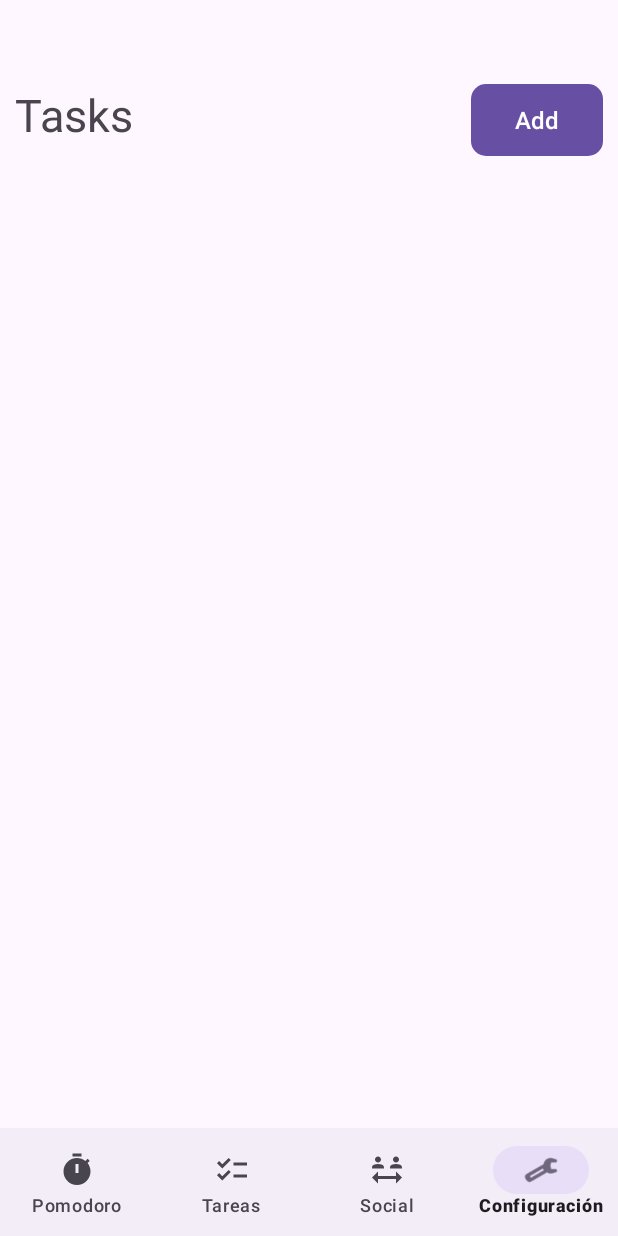
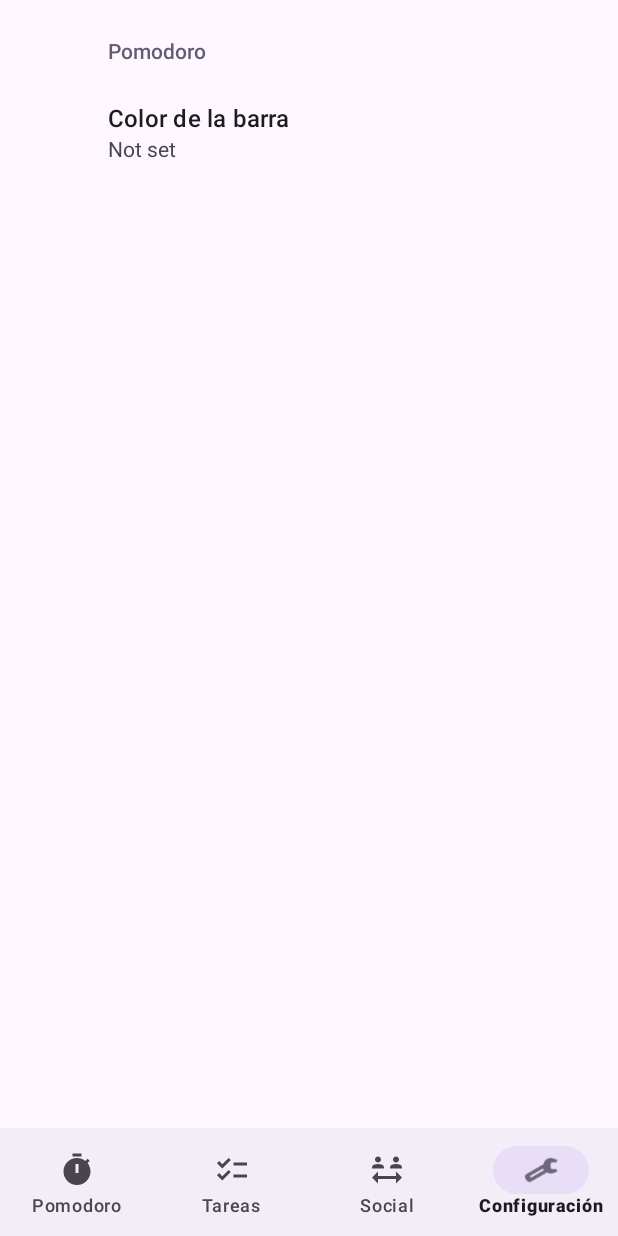
Before and after one commit to pelazas/ProductivityApp, an Android app: the fragment ToDoFragment placed in its activity, item 4 of the bottom bar chosen, on a phone screen of 412 x 824 dp. Run offline under Robolectric (Android 15) with nearby library versions, the phone set to English and light mode, and no system bars; our stand-ins replace Room's generated code, androidx.preference.

Commit message:
added possibility to change colors

```diff
--- a/app/src/main/java/com/example/productivityapp/AddTodoActivity.java
+++ b/app/src/main/java/com/example/productivityapp/AddTodoActivity.java
@@ -96,7 +96,6 @@ public class AddTodoActivity extends AppCompatActivity {
                 todo.setPriority(priorityMap.get(spPrioridad.getSelectedItem().toString()));
 
                 this.appDatabase.getTaskDAO().update(todo);
-                Log.i("WTF", "actualizado");
 
                 Snackbar.make(findViewById(R.id.layoutAddTodo), R.string.editar_tarea,
                         Snackbar.LENGTH_LONG).show();
--- a/app/src/main/java/com/example/productivityapp/MainActivity.java
+++ b/app/src/main/java/com/example/productivityapp/MainActivity.java
@@ -1,4 +1,5 @@
 package com.example.productivityapp;
+import android.content.SharedPreferences;
 import android.os.Bundle;
 import androidx.appcompat.app.AppCompatActivity;
 import androidx.fragment.app.Fragment;
@@ -40,7 +41,7 @@ public class MainActivity extends AppCompatActivity {
             // fragmentManager.replaceFragment(new SocialFragment(), false);
             return true;
         } else if (itemId == R.id.nav_configuration) {
-            // fragmentManager.replaceFragment(new ConfigurationFragment(), false);
+            fragmentManager.replaceFragment(new SettingsFragment(), false);
             return true;
         } else {
             throw new IllegalStateException("Unexpected value: " + item.getItemId());
--- /dev/null
+++ b/app/src/main/java/com/example/productivityapp/SettingsFragment.java
@@ -0,0 +1,13 @@
+package com.example.productivityapp;
+
+import android.os.Bundle;
+
+import androidx.preference.PreferenceFragmentCompat;
+
+public class SettingsFragment extends PreferenceFragmentCompat {
+
+    @Override
+    public void onCreatePreferences(Bundle savedInstanceState, String rootKey) {
+        setPreferencesFromResource(R.xml.root_preferences, rootKey);
+    }
+}
--- a/app/src/main/java/com/example/productivityapp/TimerFragment.java
+++ b/app/src/main/java/com/example/productivityapp/TimerFragment.java
@@ -1,7 +1,13 @@
 package com.example.productivityapp;
 
+import android.content.SharedPreferences;
+import android.graphics.Color;
+import android.graphics.drawable.Drawable;
+import android.graphics.drawable.GradientDrawable;
+import android.graphics.drawable.RotateDrawable;
 import android.os.Bundle;
 import android.os.CountDownTimer;
+import android.util.Log;
 import android.view.LayoutInflater;
 import android.view.View;
 import android.view.ViewGroup;
@@ -15,6 +21,7 @@ import android.widget.TextView;
 import androidx.annotation.NonNull;
 import androidx.annotation.Nullable;
 import androidx.fragment.app.Fragment;
+import androidx.preference.PreferenceManager;
 
 import com.example.productivityapp.model.AppDatabase;
 import com.example.productivityapp.model.Todo;
@@ -23,7 +30,7 @@ import com.example.productivityapp.utils.Formatter;
 import java.util.ArrayList;
 import java.util.List;
 
-public class TimerFragment extends Fragment {
+public class TimerFragment extends Fragment  implements SharedPreferences.OnSharedPreferenceChangeListener {
     private static final int STUDY_TIME = 25;
     private static final int BREAK_TIME = 5;
 
@@ -33,6 +40,7 @@ public class TimerFragment extends Fragment {
     private Switch modoSwitch;
     private ProgressBar circularProgressBar;
     private TextView modoText;
+    private SharedPreferences sharedPreferences;
 
     private boolean isTimerRunning = false;
     private int timerDuration;
@@ -47,7 +55,6 @@ public class TimerFragment extends Fragment {
     @Override
     public View onCreateView(LayoutInflater inflater, ViewGroup container,
                              Bundle savedInstanceState) {
-        // Inflate the layout for this fragment
         return inflater.inflate(R.layout.fragment_timer, container, false);
     }
 
@@ -61,6 +68,11 @@ public class TimerFragment extends Fragment {
         modoSwitch = view.findViewById(R.id.modo_switch);
         circularProgressBar = view.findViewById(R.id.circularProgressBar);
         modoText = view.findViewById(R.id.modo_text);
+
+        setupSharedPreferences();
+
+        String color = sharedPreferences.getString("color_barra", "#1c7ed6");
+        switchBarColor(color);
 
         circularProgressBar = initializeProgressBar();
 
@@ -129,10 +141,6 @@ public class TimerFragment extends Fragment {
         Spinner sp = getView().findViewById(R.id.spAsignaturas);
 
         ArrayList<Todo> asignaturas = new ArrayList<>();
-        /*asignaturas.add("Matemáticas");
-        asignaturas.add("Lengua");
-        asignaturas.add("Física");
-        asignaturas.add("Historia");*/
 
         todos = AppDatabase.getDatabase(requireContext()).getTaskDAO().getAll();
         for(int i = 0; i<todos.size();i++){
@@ -170,4 +178,31 @@ public class TimerFragment extends Fragment {
             }
         }.start();
     }
+
+    private void setupSharedPreferences() {
+        sharedPreferences = PreferenceManager.getDefaultSharedPreferences(getView().getContext());
+        sharedPreferences.registerOnSharedPreferenceChangeListener(this);
+    }
+
+    private void switchBarColor(String color) {
+        int colorParsed = Color.parseColor(color);
+
+        RotateDrawable drawable = (RotateDrawable) circularProgressBar.getProgressDrawable();
+        GradientDrawable shapeDrawable = (GradientDrawable) ((RotateDrawable) drawable).getDrawable();
+
+        if (shapeDrawable != null) {
+            shapeDrawable.setColors(new int[]{
+                    colorParsed,
+                    colorParsed
+            });
+        }
+    }
+
+    @Override
+    public void onSharedPreferenceChanged(SharedPreferences sharedPreferences, String key) {
+        if (key.equals("color_barra")) {
+            String color = sharedPreferences.getString("color_barra", "#1c7ed6");
+            switchBarColor(color);
+        }
+    }
 }
--- a/app/src/main/java/com/example/productivityapp/ToDoFragment.java
+++ b/app/src/main/java/com/example/productivityapp/ToDoFragment.java
@@ -3,6 +3,7 @@ package com.example.productivityapp;
 import android.app.ActivityOptions;
 import android.content.Intent;
 import android.os.Bundle;
+import android.util.Log;
 import android.view.LayoutInflater;
 import android.view.View;
 import android.view.ViewGroup;
@@ -25,27 +26,28 @@ public class ToDoFragment extends Fragment {
     public static final String TODO_SELECTED = "todo_selected";
 
     public ToDoFragment() {
-        // Required empty public constructor
+
     }
 
     @Override
     public View onCreateView(LayoutInflater inflater, ViewGroup container,
                              Bundle savedInstanceState) {
-        // Inflate the layout for this fragment
         return inflater.inflate(R.layout.fragment_to_do, container, false);
+    }
+
+    @Override
+    public void onResume() {
+        super.onResume();
+
+        loadTodos();
     }
 
     @Override
     public void onViewCreated(@NonNull View view, @Nullable Bundle savedInstanceState) {
         super.onViewCreated(view, savedInstanceState);
-
         rv = view.findViewById(R.id.todos_recyclerview);
 
-        todos = AppDatabase.getDatabase(requireContext()).getTaskDAO().getAll();
-
-        ListTodosAdapter lta = new ListTodosAdapter(requireContext(), todos, this::clickOnItem);
-        rv.setAdapter(lta);
-        rv.setLayoutManager(new LinearLayoutManager(requireContext()));
+        loadTodos();
 
         Button btn = view.findViewById(R.id.add_btn);
         btn.setOnClickListener(v -> addTodo());
@@ -61,4 +63,11 @@ public class ToDoFragment extends Fragment {
         intent.putExtra(TODO_SELECTED, todo);
         startActivity(intent, ActivityOptions.makeSceneTransitionAnimation(requireActivity()).toBundle());
     }
+
+    private void loadTodos() {
+        todos = AppDatabase.getDatabase(requireContext()).getTaskDAO().getAll();
+        ListTodosAdapter lta = new ListTodosAdapter(requireContext(), todos, this::clickOnItem);
+        rv.setAdapter(lta);
+        rv.setLayoutManager(new LinearLayoutManager(requireContext()));
+    }
 }
--- a/app/src/main/res/drawable/circular_progress_bar.xml
+++ b/app/src/main/res/drawable/circular_progress_bar.xml
@@ -12,8 +12,8 @@
         android:useLevel="true">
         <gradient
             android:angle="0"
-            android:endColor="#4658F6"
-            android:startColor="#4658F6"
+            android:endColor="#1c7ed6"
+            android:startColor="#1c7ed6"
             android:type="sweep"
             android:useLevel="false" />
     </shape>
--- /dev/null
+++ b/app/src/main/res/values/arrays.xml
@@ -0,0 +1,16 @@
+<resources>
+    <!-- Reply Preference -->
+    <string-array name="color_entries">
+        <item>Rojo</item>
+        <item>Verde</item>
+        <item>Azul</item>
+        <item>Amarillo</item>
+    </string-array>
+
+    <string-array name="color_values">
+        <item>#f03e3e</item>
+        <item>#37b24d</item>
+        <item>#1c7ed6</item>
+        <item>#f59f00</item>
+    </string-array>
+</resources>
--- a/app/src/main/res/values/strings.xml
+++ b/app/src/main/res/values/strings.xml
@@ -15,5 +15,4 @@
     <string name="error_campos_tarea">Los campos no pueden estar vacíos</string>
     <string name="error_campo_fecha">Fecha inválida. Debe tener el formate dd/MM/yyyy</string>
     <string name="error_fecha_anterior">No puedes usar fechas anteriores a la actual</string>
-
 </resources>
--- /dev/null
+++ b/app/src/main/res/xml/root_preferences.xml
@@ -0,0 +1,15 @@
+<PreferenceScreen xmlns:app="http://schemas.android.com/apk/res-auto">
+
+    <PreferenceCategory app:title="Pomodoro">
+
+        <ListPreference
+            app:defaultValue="#1c7ed6"
+            app:entries="@array/color_entries"
+            app:entryValues="@array/color_values"
+            app:key="color_barra"
+            app:title="Color de la barra"
+            app:useSimpleSummaryProvider="true" />
+
+    </PreferenceCategory>
+
+</PreferenceScreen>
```
